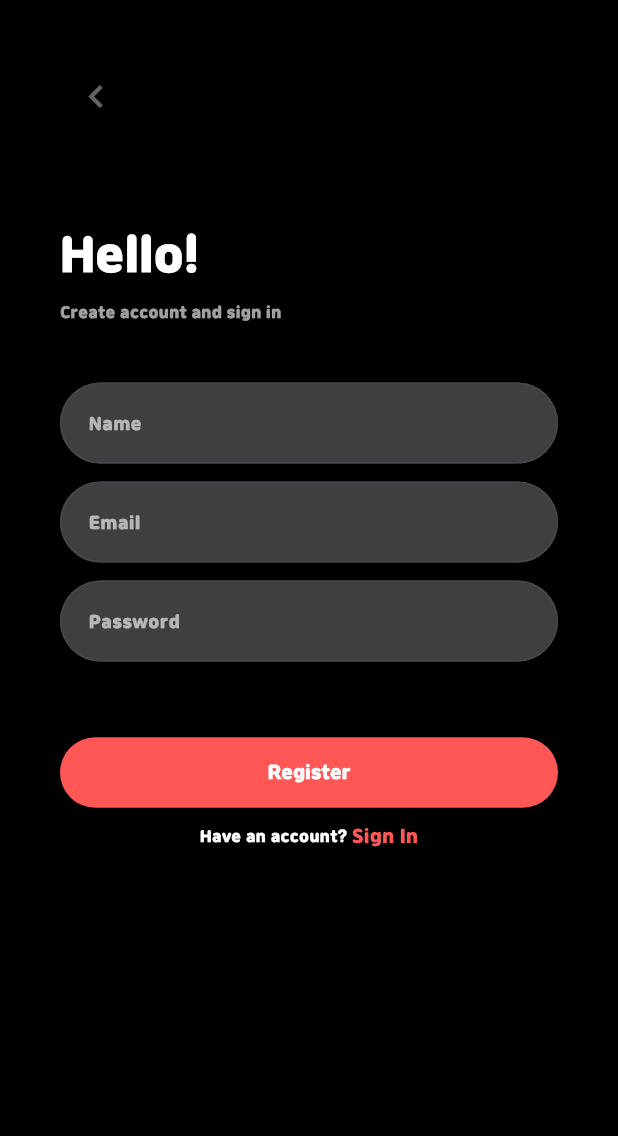
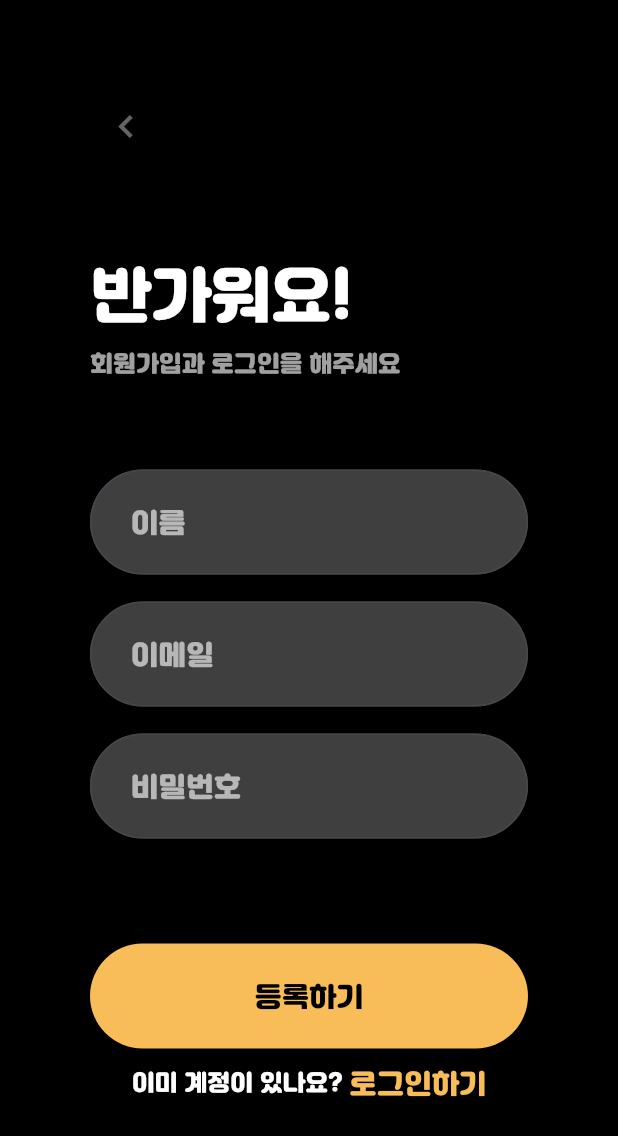
Before and after one commit to Rulrudino0911/Chef-on, a Flutter app: the SignUpPage screen opened directly, on a phone screen of 412 x 824 dp. Shown: the top 1136 px of the screen. Run offline on Flutter 3.47's test engine with Material 3 defaults, Android fonts, the phone set to English and light mode, and no system bars; our stand-ins replace permission_handler.

Commit message:
이미지 추가, 회원가입 페이지 수정

```diff
--- a/lib/userpage/signup.dart
+++ b/lib/userpage/signup.dart
@@ -10,7 +10,7 @@ class SignUpPage extends StatelessWidget {
   Widget build(BuildContext context) {
     return Scaffold(
       body: Padding(
-        padding: const EdgeInsets.all(40),
+        padding: const EdgeInsets.all(60),
         child: Column(
           mainAxisAlignment: MainAxisAlignment.start,
           crossAxisAlignment: CrossAxisAlignment.center,
@@ -32,61 +32,65 @@ class SignUpPage extends StatelessWidget {
             const Align(
               alignment: Alignment.centerLeft,
               child: Text(
-                'Hello!',
-                style: TextStyle(fontSize: 30, color: Color.fromARGB(255, 255, 255, 255)),
+                '반가워요!',
+                style: TextStyle(fontSize: 40, color: Color.fromARGB(255, 255, 255, 255)),
               ),
             ),
-            const SizedBox(height: 10),
+            const SizedBox(height: 7),
             const Align(
               alignment: Alignment.centerLeft,
               child: Text(
-                'Create account and sign in',
-                style: TextStyle(fontSize: 10, color: Color.fromARGB(160, 255, 255, 255)),
+                '회원가입과 로그인을 해주세요',
+                style: TextStyle(fontSize: 15, color: Color.fromARGB(160, 255, 255, 255)),
               ),
             ),
-            const SizedBox(height: 40),
+            const SizedBox(height: 60),
+            Container(
+              child: Flexible(
+                child: TextField(
+              decoration: InputDecoration(
+                  labelText: '이름',
+                  labelStyle: const TextStyle(fontSize: 18, color: Color.fromARGB(160, 255, 255, 255)),
+                  filled: true,
+                  fillColor: const Color(0xFF3F3F3F),
+                  border: OutlineInputBorder(borderRadius: BorderRadius.circular(50)),
+                  contentPadding: const EdgeInsets.all(23)
+                  ),
+                ),
+              ),
+            ),
+            const SizedBox(height: 18),
             TextField(
               decoration: InputDecoration(
-                  labelText: 'Name',
-                  labelStyle: const TextStyle(fontSize: 11, color: Color.fromARGB(160, 255, 255, 255)),
+                  labelText: '이메일',
+                  labelStyle: const TextStyle(fontSize: 18, color: Color.fromARGB(160, 255, 255, 255)),
                   filled: true,
                   fillColor: const Color(0xFF3F3F3F),
-                  border: OutlineInputBorder(borderRadius: BorderRadius.circular(30)),
-                  contentPadding: const EdgeInsets.all(15)
+                  border: OutlineInputBorder(borderRadius: BorderRadius.circular(50)),
+                  contentPadding: const EdgeInsets.all(23)
               ),
             ),
-            const SizedBox(height: 12),
-            TextField(
-              decoration: InputDecoration(
-                  labelText: 'Email',
-                  labelStyle: const TextStyle(fontSize: 11, color: Color.fromARGB(160, 255, 255, 255)),
-                  filled: true,
-                  fillColor: const Color(0xFF3F3F3F),
-                  border: OutlineInputBorder(borderRadius: BorderRadius.circular(30)),
-                  contentPadding: const EdgeInsets.all(15)
-              ),
-            ),
-            const SizedBox(height: 12),
+            const SizedBox(height: 18),
             TextField(
               obscureText: true,
               decoration: InputDecoration(
-                  labelText: 'Password',
-                  labelStyle: const TextStyle(fontSize: 11, color: Color.fromARGB(160, 255, 255, 255)),
+                  labelText: '비밀번호',
+                  labelStyle: const TextStyle(fontSize: 18, color: Color.fromARGB(160, 255, 255, 255)),
                   filled: true,
                   fillColor: const Color(0xFF3F3F3F),
-                  border: OutlineInputBorder(borderRadius: BorderRadius.circular(30)),
-                  contentPadding: const EdgeInsets.all(15)
+                  border: OutlineInputBorder(borderRadius: BorderRadius.circular(50)),
+                  contentPadding: const EdgeInsets.all(23)
               ),
             ),
-            const SizedBox(height: 50),
+            const SizedBox(height: 70),
 
             //Register Botton
             ElevatedButton(
                 style: ElevatedButton.styleFrom(
-                  fixedSize: const Size(500, 47),
-                  backgroundColor: const Color(0xFFFF5656),
+                  fixedSize: const Size(400, 70),
+                  backgroundColor: const Color(0xffff8bc59),
                   shape: RoundedRectangleBorder(
-                      borderRadius: BorderRadius.circular(30)
+                      borderRadius: BorderRadius.circular(50)
                   ),
                 ),
                 onPressed: () {
@@ -96,16 +100,16 @@ class SignUpPage extends StatelessWidget {
                     MaterialPageRoute(builder: (context) => const HomePage()),
                   );
                 },
-                child: const Text('Register',
-                    style: TextStyle(fontSize: 12, color: Color.fromARGB(255, 255, 255, 255),))
+                child: const Text('등록하기',
+                    style: TextStyle(fontSize: 18, color: Color.fromARGB(255, 0, 0, 0),))
             ),
             const SizedBox(height: 10),
             Row(
               mainAxisAlignment: MainAxisAlignment.center,
               children: [
                 const Text(
-                  'Have an account? ',
-                  style: TextStyle(fontSize: 10, color: Color.fromARGB(255, 255, 255, 255)),
+                  '이미 계정이 있나요? ',
+                  style: TextStyle(fontSize: 15, color: Color.fromARGB(255, 255, 255, 255)),
                 ),
                 GestureDetector(
                   onTap: () {
@@ -113,8 +117,8 @@ class SignUpPage extends StatelessWidget {
                     Navigator.push(context, MaterialPageRoute(builder: (context) => SignInPage()));
                   },
                   child: const Text(
-                    'Sign In',
-                    style: TextStyle(fontSize: 12, color: Color(0xFFFF5656)),
+                    '로그인하기',
+                    style: TextStyle(fontSize: 18, color: Color(0xFFF8BC59)),
                   ),
                 ),
               ],
```
Also changed, not shown: assets/images/infoBackground.png, assets/images/main_Curry.png (added), assets/images/main_FriedEgg.png (added), assets/images/main_FriedRice.png (added), assets/images/main_Kimchi.png (added), assets/images/main_Omurice.png (added), assets/images/main_Ramen.png (added), assets/images/main_Spam.png (added), assets/images/welcom_page_graphic.png (deleted), assets/images/welcome_page_graphic.png (added).
